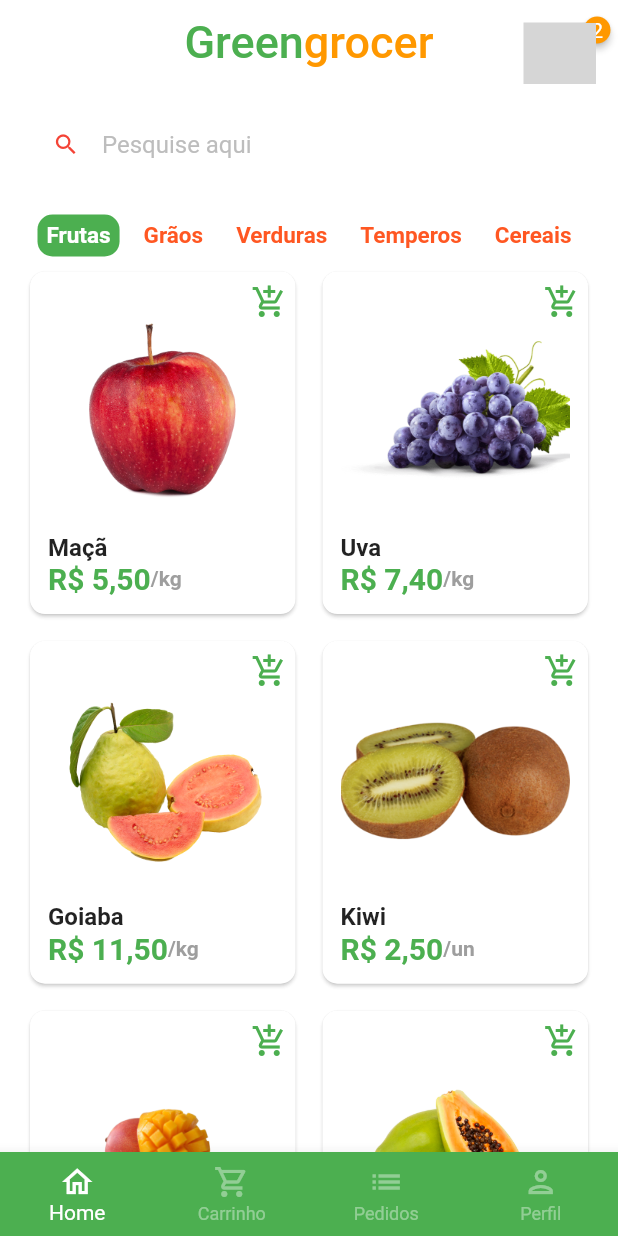
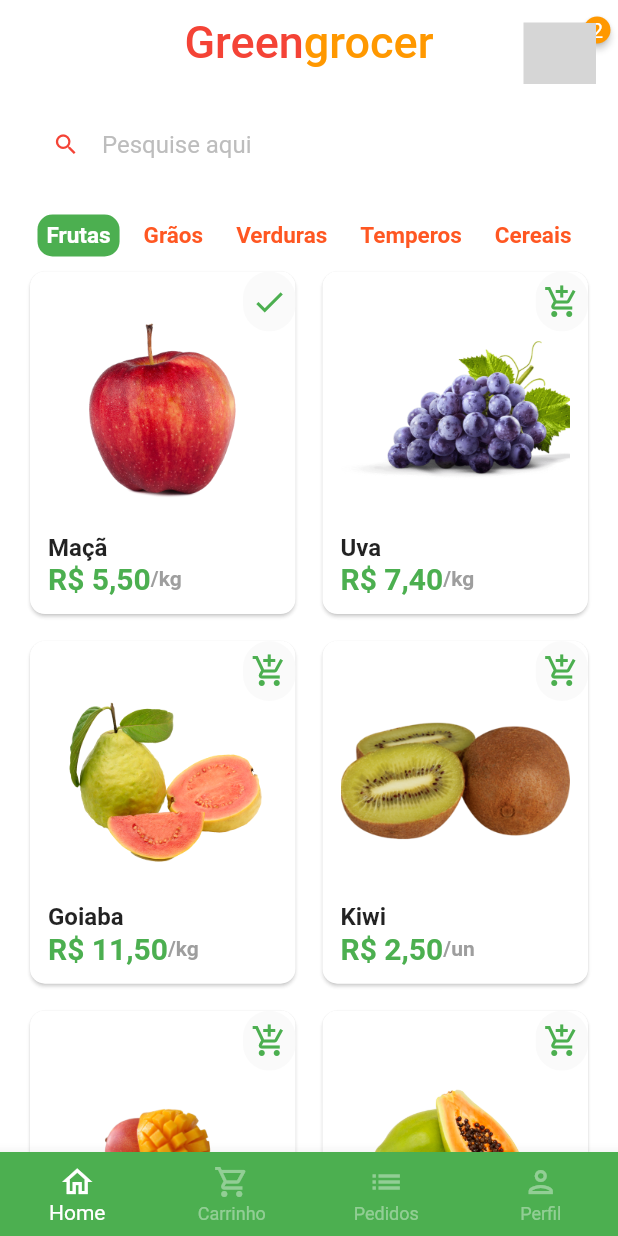
Before and after one commit to brunowbbs/greengrocer, a Flutter app: the screen it shows after launch, after a tap on "Entrar", after a tap on the "add shopping cart" icon, on a phone screen of 412 x 824 dp. Run offline on Flutter 3.47's test engine with Material 2 defaults, Android fonts, the phone set to English and light mode, and no system bars; drawn by our look-alikes of badges; our stand-ins replace animated_text_kit, fluttertoast, mask_text_input_formatter, qr_flutter; missing offline and left inert: add_to_cart_animation; grey boxes are pictures that could not be loaded.

Commit message:
Splash screen

```diff
--- a/lib/main.dart
+++ b/lib/main.dart
@@ -1,5 +1,5 @@
 import 'package:flutter/material.dart';
-import 'package:greengrocer/src/pages/auth/sign_in_screen.dart';
+import 'package:greengrocer/src/pages/splash/splash_screen.dart';
 
 void main() {
   runApp(const MyApp());
@@ -17,7 +17,7 @@ class MyApp extends StatelessWidget {
         primarySwatch: Colors.green,
         scaffoldBackgroundColor: Colors.white.withAlpha(190),
       ),
-      home: const SignInScreen(),
+      home: const SplashScreen(),
     );
   }
 }
--- a/lib/src/pages/base/base_screen.dart
+++ b/lib/src/pages/base/base_screen.dart
@@ -31,8 +31,13 @@ class _BaseScreenState extends State<BaseScreen> {
       bottomNavigationBar: BottomNavigationBar(
         currentIndex: currentIndex,
         onTap: (index) => setState(() {
+          currentIndex = index;
+          /*pageController.animateToPage(
+            index,
+            duration: const Duration(milliseconds: 500),
+            curve: Curves.ease,
+          );*/
           pageController.jumpToPage(index);
-          currentIndex = index;
         }),
         type: BottomNavigationBarType.fixed,
         backgroundColor: Colors.green,
--- a/lib/src/pages/home/components/item_tile.dart
+++ b/lib/src/pages/home/components/item_tile.dart
@@ -3,18 +3,32 @@ import 'package:greengrocer/src/models/item_model.dart';
 import 'package:greengrocer/src/pages/product/product_screen.dart';
 import 'package:greengrocer/src/services/utils_services.dart';
 
-class ItemTile extends StatelessWidget {
+class ItemTile extends StatefulWidget {
   final ItemModel item;
   final void Function(GlobalKey) cartAnimationMethod;
-  final GlobalKey imageGk = GlobalKey();
 
-  ItemTile({
+  const ItemTile({
     Key? key,
     required this.item,
     required this.cartAnimationMethod,
   }) : super(key: key);
 
+  @override
+  State<ItemTile> createState() => _ItemTileState();
+}
+
+class _ItemTileState extends State<ItemTile> {
+  final GlobalKey imageGk = GlobalKey();
+
   UtilsServices utilsServices = UtilsServices();
+
+  IconData tileIcon = Icons.add_shopping_cart_outlined;
+
+  Future<void> switchIcon() async {
+    setState(() => tileIcon = Icons.check);
+    await Future.delayed(const Duration(milliseconds: 1500));
+    setState(() => tileIcon = Icons.add_shopping_cart_outlined);
+  }
 
   @override
   Widget build(BuildContext context) {
@@ -24,7 +38,7 @@ class ItemTile extends StatelessWidget {
           onTap: () =>
               Navigator.of(context).push(MaterialPageRoute(builder: (c) {
             return ProductScreen(
-              item: item,
+              item: widget.item,
             );
           })),
           child: Card(
@@ -40,15 +54,15 @@ class ItemTile extends StatelessWidget {
                 children: [
                   Expanded(
                     child: Hero(
-                      tag: item.imgUrl,
+                      tag: widget.item.imgUrl,
                       child: Image.asset(
-                        item.imgUrl,
+                        widget.item.imgUrl,
                         key: imageGk,
                       ),
                     ),
                   ),
                   Text(
-                    item.itemName,
+                    widget.item.itemName,
                     style: const TextStyle(
                       fontSize: 16,
                       fontWeight: FontWeight.bold,
@@ -57,7 +71,7 @@ class ItemTile extends StatelessWidget {
                   Row(
                     children: [
                       Text(
-                        utilsServices.priceToCurrency(item.price),
+                        utilsServices.priceToCurrency(widget.item.price),
                         style: const TextStyle(
                           fontWeight: FontWeight.bold,
                           fontSize: 20,
@@ -65,7 +79,7 @@ class ItemTile extends StatelessWidget {
                         ),
                       ),
                       Text(
-                        "/${item.unit}",
+                        "/${widget.item.unit}",
                         style: TextStyle(
                           fontWeight: FontWeight.bold,
                           fontSize: 14,
@@ -82,16 +96,22 @@ class ItemTile extends StatelessWidget {
         Positioned(
           top: 4,
           right: 4,
-          child: GestureDetector(
+          child: ClipRRect(
+            borderRadius: BorderRadius.circular(20),
+            child: Material(
+              child: InkWell(
                 onTap: () {
-              cartAnimationMethod(imageGk);
+                  switchIcon();
+                  widget.cartAnimationMethod(imageGk);
                 },
-            child: const SizedBox(
+                child: Ink(
                   height: 40,
                   width: 35,
                   child: Icon(
-                Icons.add_shopping_cart_outlined,
+                    tileIcon,
                     color: Colors.green,
+                  ),
+                ),
               ),
             ),
           ),
--- a/lib/src/pages/home/home_tab.dart
+++ b/lib/src/pages/home/home_tab.dart
@@ -5,6 +5,7 @@ import 'package:flutter/material.dart';
 import 'package:greengrocer/src/config/app_data.dart' as app_data;
 import 'package:greengrocer/src/pages/home/components/category_tile.dart';
 import 'package:greengrocer/src/pages/home/components/item_tile.dart';
+import 'package:greengrocer/src/pages/widgets/app_name_widget.dart';
 import 'package:greengrocer/src/services/utils_services.dart';
 
 class HomeTab extends StatefulWidget {
@@ -34,23 +35,7 @@ class _HomeTabState extends State<HomeTab> {
         backgroundColor: Colors.transparent,
         centerTitle: true,
         elevation: 0,
-        title: const Text.rich(
-          TextSpan(
-            children: [
-              TextSpan(
-                text: "Green",
-                style: TextStyle(color: Colors.green),
-              ),
-              TextSpan(
-                text: 'grocer',
-                style: TextStyle(color: Colors.orange),
-              ),
-            ],
-            style: TextStyle(
-              fontSize: 30,
-            ),
-          ),
-        ),
+        title: const AppNameWidget(),
         actions: [
           Padding(
             padding: const EdgeInsets.only(top: 15, right: 15),
--- /dev/null
+++ b/lib/src/pages/splash/splash_screen.dart
@@ -0,0 +1,59 @@
+import 'package:flutter/material.dart';
+import 'package:greengrocer/src/pages/auth/sign_in_screen.dart';
+import 'package:greengrocer/src/pages/widgets/app_name_widget.dart';
+
+class SplashScreen extends StatefulWidget {
+  const SplashScreen({Key? key}) : super(key: key);
+
+  @override
+  State<SplashScreen> createState() => _SplashScreenState();
+}
+
+class _SplashScreenState extends State<SplashScreen> {
+  @override
+  void initState() {
+    super.initState();
+
+    Future.delayed(const Duration(seconds: 2), () {
+      Navigator.of(context).pushReplacement(
+        MaterialPageRoute(builder: (c) => const SignInScreen()),
+      );
+    });
+  }
+
+  @override
+  Widget build(BuildContext context) {
+    return Material(
+      child: Container(
+        alignment: Alignment.center,
+        decoration: BoxDecoration(
+          gradient: LinearGradient(
+            begin: Alignment.topCenter,
+            end: Alignment.bottomCenter,
+            colors: [
+              // Colors.green,
+              Colors.green,
+              Colors.green.shade400,
+            ],
+          ),
+        ),
+        child: Column(
+          mainAxisSize: MainAxisSize.min,
+          children: const [
+            AppNameWidget(color: Colors.white),
+            SizedBox(
+              height: 20,
+            ),
+            SizedBox(
+              height: 20,
+              width: 20,
+              child: CircularProgressIndicator(
+                color: Colors.white,
+              ),
+            )
+          ],
+        ),
+      ),
+    );
+  }
+}
--- /dev/null
+++ b/lib/src/pages/widgets/app_name_widget.dart
@@ -0,0 +1,31 @@
+import 'package:flutter/material.dart';
+
+class AppNameWidget extends StatelessWidget {
+  final Color color;
+
+  const AppNameWidget({
+    Key? key,
+    this.color = Colors.red,
+  }) : super(key: key);
+
+  @override
+  Widget build(BuildContext context) {
+    return Text.rich(
+      TextSpan(
+        children: [
+          TextSpan(
+            text: "Green",
+            style: TextStyle(color: color),
+          ),
+          const TextSpan(
+            text: 'grocer',
+            style: TextStyle(color: Colors.orange),
+          ),
+        ],
+        style: const TextStyle(
+          fontSize: 30,
+        ),
+      ),
+    );
+  }
+}
```
Also changed, not shown: pubspec.yaml (+7 -1 lines), assets/app_images/app_icon.png (added), pubspec.lock, 21 other files. Lines whose indentation alone changed are shown as unchanged.
